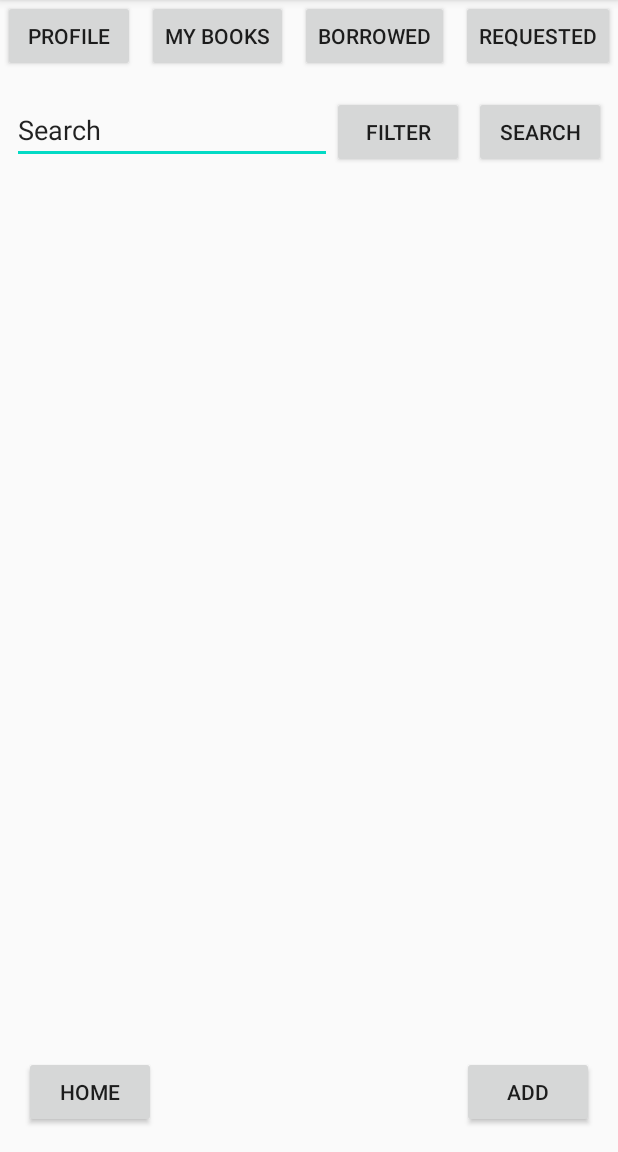
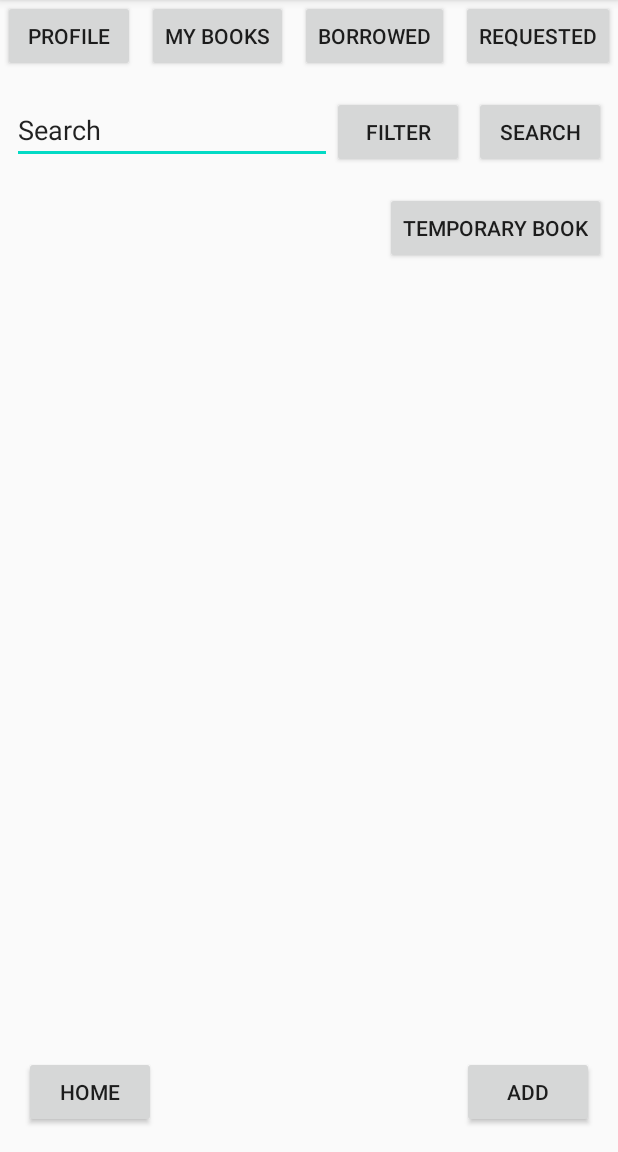
Before and after one commit to CMPUT301F20T04/BookAtMeNow, an Android app: the screen it shows after launch (MainActivity), after a tap on "MY BOOKS", on a phone screen of 412 x 824 dp, the part 84-1236 px from its top. Run offline under Robolectric (Android 15) with nearby library versions, the phone set to English and light mode, and no system bars.

Commit message:
created temporary way to get to MyBook activity from the My Books screen - but the activity is still empty

```diff
--- a/app/src/main/AndroidManifest.xml
+++ b/app/src/main/AndroidManifest.xml
@@ -12,7 +12,9 @@
         android:roundIcon="@mipmap/ic_launcher_round"
         android:supportsRtl="true"
         android:theme="@style/AppTheme">
-        <activity android:name=".LoginActivity"></activity>
+        <activity android:name=".MyBookActivity"></activity>
+        <activity android:name=".MyBook" />
+        <activity android:name=".LoginActivity" />
         <activity
             android:name=".ui.login.LoginActivity"
             android:label="@string/title_activity_login" />
--- a/app/src/main/java/ca/ualberta/cmput301f20t04/bookatmenow/MainActivity.java
+++ b/app/src/main/java/ca/ualberta/cmput301f20t04/bookatmenow/MainActivity.java
@@ -43,11 +43,23 @@ public class MainActivity extends AppCompatActivity {
         final Button homeButton = findViewById(R.id.home);
         homeButton.setVisibility(View.GONE);
 
+        // temporary for access to the MyBook activity
+        final Button myBookButton = findViewById(R.id.temp_book);
+        myBookButton.setVisibility(View.GONE);
+
         myBooksButton.setOnClickListener(new View.OnClickListener() {
             @Override
             public void onClick(View v) {
                 addBookButton.setVisibility(View.VISIBLE);
                 homeButton.setVisibility(View.VISIBLE);
+                myBookButton.setVisibility(View.VISIBLE);
+            }
+        });
+
+        myBookButton.setOnClickListener(new View.OnClickListener() {
+            @Override
+            public void onClick(View v) {
+                startActivity(new Intent(MainActivity.this, MyBookActivity.class));
             }
         });
 
--- a/app/src/main/res/layout/activity_main.xml
+++ b/app/src/main/res/layout/activity_main.xml
@@ -108,4 +108,15 @@
         app:layout_constraintBottom_toBottomOf="parent"
         app:layout_constraintStart_toStartOf="parent" />
 
+    <Button
+        android:id="@+id/temp_book"
+        android:layout_width="wrap_content"
+        android:layout_height="wrap_content"
+        android:layout_marginTop="16dp"
+        android:layout_marginEnd="8dp"
+        android:layout_marginRight="8dp"
+        android:text="Temporary Book"
+        app:layout_constraintEnd_toEndOf="parent"
+        app:layout_constraintTop_toBottomOf="@+id/search_btn" />
+
 </androidx.constraintlayout.widget.ConstraintLayout>
```
Also changed, not shown: app/src/main/java/ca/ualberta/cmput301f20t04/bookatmenow/MyBookActivity.java (added, +14 -0 lines), app/src/main/res/layout/activity_my_book.xml (added, +9 -0 lines).
